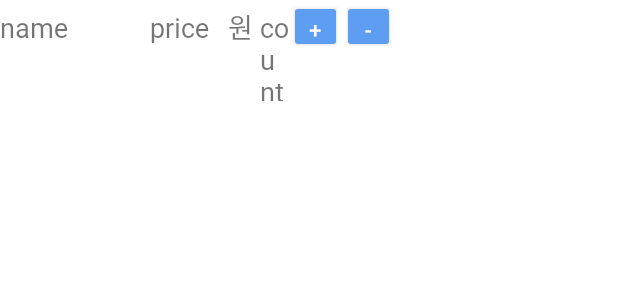
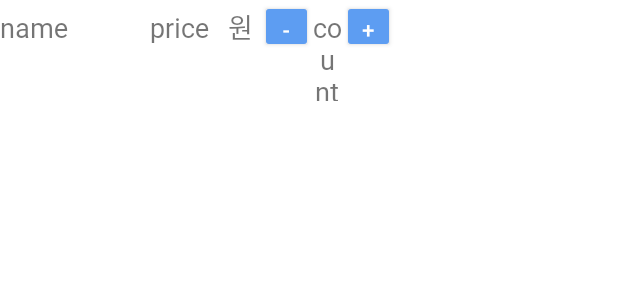
Before and after one commit to KNUwarriors/ETRI_Kiosk, an Android app: the layout order_list.xml on its own in the app's theme, with its tools: preview values and no code run, on a phone screen of 412 x 824 dp. Shown: the top 300 px of the screen. Run offline under Robolectric (Android 15) with nearby library versions, the phone set to English and light mode, and no system bars.

Commit message:
change count design

```diff
--- a/app/src/main/res/layout/order_list.xml
+++ b/app/src/main/res/layout/order_list.xml
@@ -24,12 +24,22 @@
         android:text="원"
         android:textSize="18dp"/>
 
+    <androidx.appcompat.widget.AppCompatButton
+        android:id="@+id/decreaseButton"
+        android:layout_width="35dp"
+        android:layout_height="35dp"
+        android:backgroundTint="#5D9DF2"
+        android:text="-"
+        android:textColor="@color/white"
+        android:textStyle="bold" />
+
     <TextView
         android:id="@+id/count"
         android:layout_width="19dp"
         android:layout_height="wrap_content"
         android:text="count"
-        android:textSize="18dp"/>
+        android:textSize="18dp"
+        android:gravity="center" />
 
     <androidx.appcompat.widget.AppCompatButton
         android:id="@+id/increaseButton"
@@ -41,14 +51,4 @@
         android:backgroundTint="#5D9DF2"
         />
 
-    <androidx.appcompat.widget.AppCompatButton
-        android:id="@+id/decreaseButton"
-        android:layout_width="35dp"
-        android:layout_height="35dp"
-        android:text="-"
-        android:textStyle="bold"
-        android:textColor="@color/white"
-        android:backgroundTint="#5D9DF2"
-        />
-
 </LinearLayout>
```
